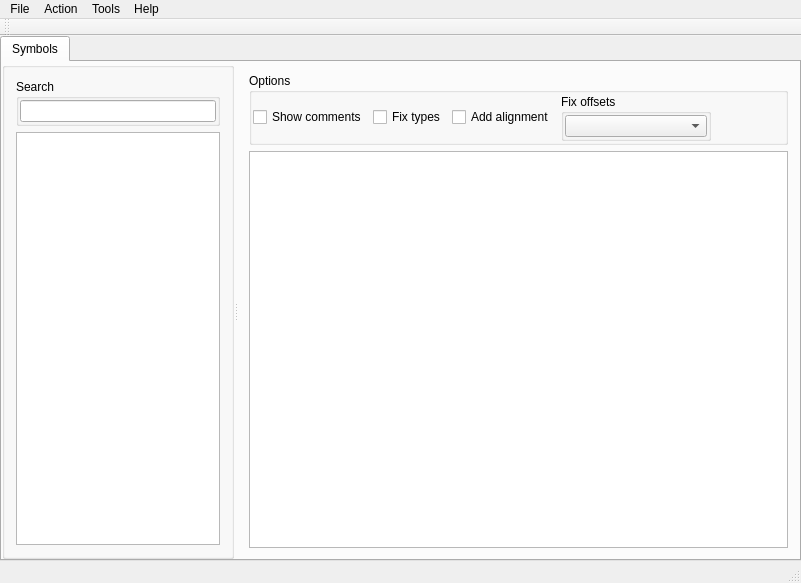
First picture: the form in gui_source/guimainwindow.ui, repository horsicq/PDBRipper, before the edit.
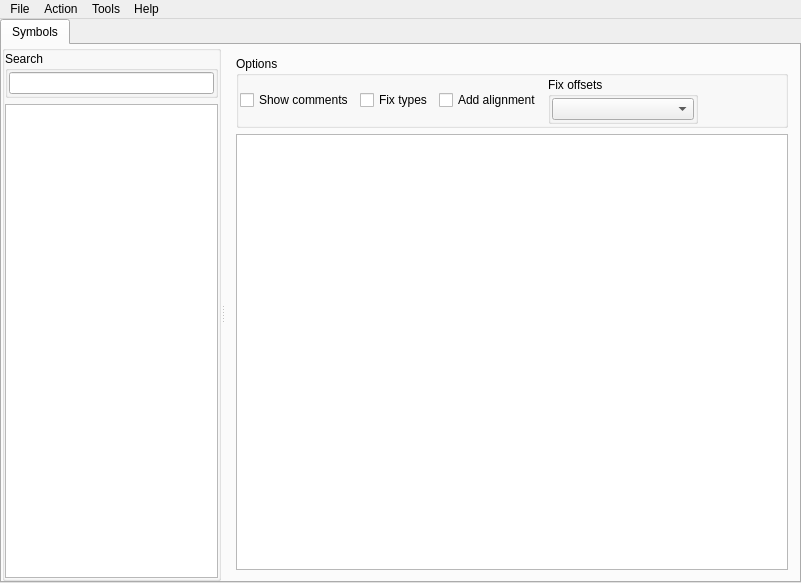
Second picture: the form after the edit.

Patch:
```diff
--- a/gui_source/guimainwindow.ui
+++ b/gui_source/guimainwindow.ui
@@ -71,6 +71,18 @@
             <property name="sizeConstraint">
              <enum>QLayout::SetDefaultConstraint</enum>
             </property>
+            <property name="leftMargin">
+             <number>0</number>
+            </property>
+            <property name="topMargin">
+             <number>0</number>
+            </property>
+            <property name="rightMargin">
+             <number>0</number>
+            </property>
+            <property name="bottomMargin">
+             <number>0</number>
+            </property>
             <item>
              <widget class="QGroupBox" name="groupBoxSearch">
               <property name="title">
@@ -280,15 +292,6 @@
    <addaction name="menuTools"/>
    <addaction name="menuInfo"/>
   </widget>
-  <widget class="QToolBar" name="mainToolBar">
-   <attribute name="toolBarArea">
-    <enum>TopToolBarArea</enum>
-   </attribute>
-   <attribute name="toolBarBreak">
-    <bool>false</bool>
-   </attribute>
-  </widget>
-  <widget class="QStatusBar" name="statusBar"/>
   <action name="actionOpen">
    <property name="text">
     <string>Open</string>
```
